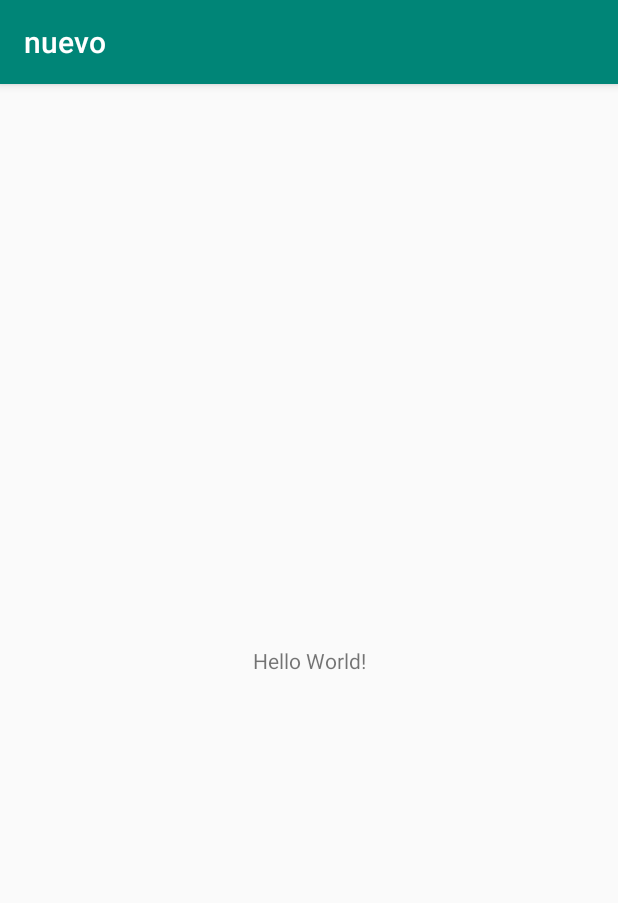
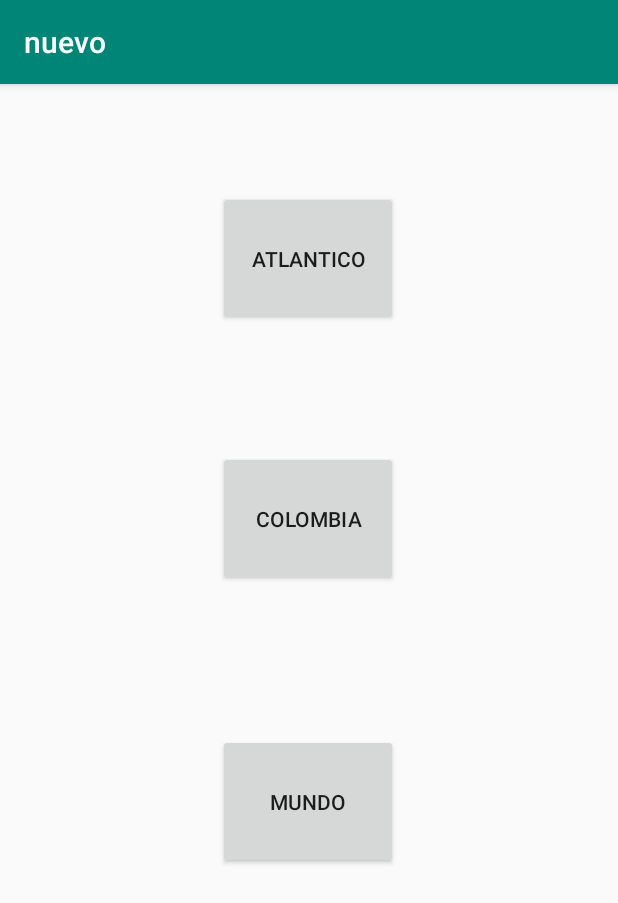
Before and after one commit to erodriguezf/nuevo, an Android app: the screen it shows after launch (MainActivity), on a phone screen of 412 x 824 dp. Shown: the top 903 px of the screen. Run offline under Robolectric (Android 15) with nearby library versions, the phone set to English and light mode, and no system bars.

Commit message:
nuevos cambios

```diff
--- a/app/src/main/res/layout/activity_main.xml
+++ b/app/src/main/res/layout/activity_main.xml
@@ -1,19 +1,44 @@
 <?xml version="1.0" encoding="utf-8"?>
-<androidx.constraintlayout.widget.ConstraintLayout
-    xmlns:android="http://schemas.android.com/apk/res/android"
+<androidx.constraintlayout.widget.ConstraintLayout xmlns:android="http://schemas.android.com/apk/res/android"
+    xmlns:app="http://schemas.android.com/apk/res-auto"
     xmlns:tools="http://schemas.android.com/tools"
-    xmlns:app="http://schemas.android.com/apk/res-auto"
     android:layout_width="match_parent"
     android:layout_height="match_parent"
     tools:context=".MainActivity">
 
-    <TextView
-        android:layout_width="wrap_content"
-        android:layout_height="wrap_content"
-        android:text="Hello World!"
+    <Button
+        android:id="@+id/button"
+        android:layout_width="120dp"
+        android:layout_height="90dp"
+        android:text="Atlantico"
         app:layout_constraintBottom_toBottomOf="parent"
-        app:layout_constraintLeft_toLeftOf="parent"
-        app:layout_constraintRight_toRightOf="parent"
-        app:layout_constraintTop_toTopOf="parent" />
+        app:layout_constraintEnd_toEndOf="parent"
+        app:layout_constraintHorizontal_bias="0.498"
+        app:layout_constraintStart_toStartOf="parent"
+        app:layout_constraintTop_toTopOf="parent"
+        app:layout_constraintVertical_bias="0.105" />
 
+    <Button
+        android:id="@+id/button2"
+        android:layout_width="120dp"
+        android:layout_height="90dp"
+        android:text="Colombia"
+        app:layout_constraintBottom_toBottomOf="parent"
+        app:layout_constraintEnd_toEndOf="parent"
+        app:layout_constraintHorizontal_bias="0.498"
+        app:layout_constraintStart_toStartOf="parent"
+        app:layout_constraintTop_toBottomOf="@+id/button"
+        app:layout_constraintVertical_bias="0.161" />
+
+    <Button
+        android:id="@+id/button3"
+        android:layout_width="120dp"
+        android:layout_height="90dp"
+        android:text="mundo"
+        app:layout_constraintBottom_toBottomOf="parent"
+        app:layout_constraintEnd_toEndOf="parent"
+        app:layout_constraintHorizontal_bias="0.498"
+        app:layout_constraintStart_toStartOf="parent"
+        app:layout_constraintTop_toBottomOf="@+id/button2"
+        app:layout_constraintVertical_bias="0.287" />
 </androidx.constraintlayout.widget.ConstraintLayout>
```
